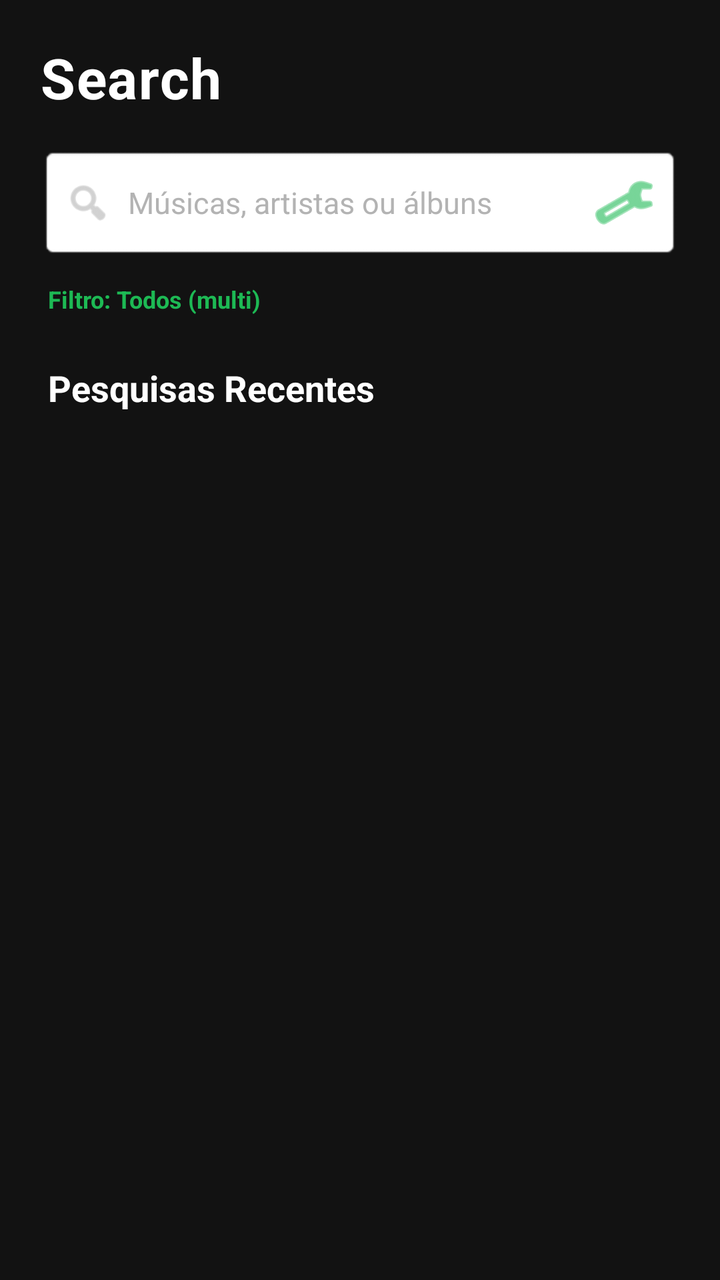
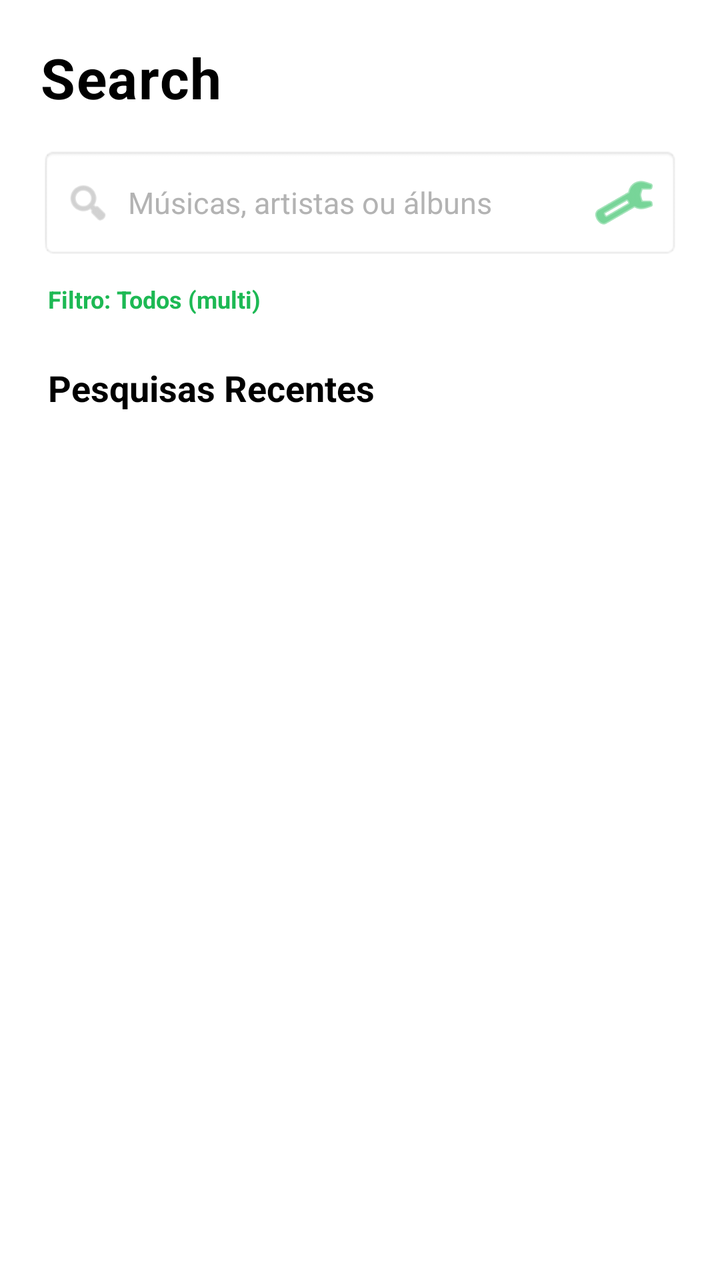

Before-and-after screenshots of an Android layout around one commit, followed by the original layout XML and the change that was made.
<!-- AndroidManifest.xml: application theme Theme.DSSMV_ProjectDroid_1230628_1222027 -->
<!-- res/layout/activity_search.xml -->
<?xml version="1.0" encoding="utf-8"?>
<LinearLayout xmlns:android="http://schemas.android.com/apk/res/android"
              xmlns:app="http://schemas.android.com/apk/res-auto"
              android:id="@+id/main_search"
              android:layout_width="match_parent"
              android:layout_height="match_parent"
              android:background="#121212"
              android:orientation="vertical"
              android:padding="20dp">

    <TextView
            android:layout_width="wrap_content"
            android:layout_height="wrap_content"
            android:layout_marginBottom="16dp"
            android:letterSpacing="0.02"
            android:text="Search"
            android:textColor="#FFFFFF"
            android:textSize="28sp"
            android:textStyle="bold" />

    <LinearLayout
            android:layout_width="match_parent"
            android:layout_height="wrap_content"
            android:layout_marginBottom="12dp"
            android:background="@android:drawable/editbox_background"
            android:gravity="center_vertical"
            android:orientation="horizontal"
            android:paddingStart="12dp"
            android:paddingTop="4dp"
            android:paddingEnd="8dp"
            android:paddingBottom="4dp">

        <ImageView
                android:layout_width="24dp"
                android:layout_height="24dp"
                android:contentDescription="Search Icon"
                android:src="@android:drawable/ic_menu_search"
                app:tint="#B3B3B3" />

        <EditText
                android:id="@+id/etSearchQuery"
                android:layout_width="0dp"
                android:layout_height="48dp"
                android:layout_weight="1"
                android:background="@null"
                android:hint="Músicas, artistas ou álbuns"
                android:imeOptions="actionSearch"
                android:inputType="text"
                android:maxLines="1"
                android:paddingStart="8dp"
                android:paddingEnd="8dp"
                android:textColor="#FFFFFF"
                android:textColorHint="#B3B3B3"
                android:textSize="15sp" />

        <ImageButton
                android:id="@+id/btnFilter"
                android:layout_width="40dp"
                android:layout_height="40dp"
                android:background="?attr/selectableItemBackgroundBorderless"
                android:contentDescription="Filtro de Pesquisa"
                android:src="@android:drawable/ic_menu_manage"
                app:tint="#1DB954" />
    </LinearLayout>

    <TextView
            android:id="@+id/txtCurrentFilter"
            android:layout_width="wrap_content"
            android:layout_height="wrap_content"
            android:layout_marginStart="4dp"
            android:layout_marginBottom="24dp"
            android:text="Filtro: Todos (multi)"
            android:textColor="#1DB954"
            android:textSize="12sp"
            android:textStyle="bold" />

    <TextView
            android:layout_width="wrap_content"
            android:layout_height="wrap_content"
            android:layout_marginStart="4dp"
            android:layout_marginBottom="12dp"
            android:text="Pesquisas Recentes"
            android:textColor="#FFFFFF"
            android:textSize="18sp"
            android:textStyle="bold" />

    <ListView
            android:id="@+id/listSearchHistory"
            android:layout_width="match_parent"
            android:layout_height="match_parent"
            android:divider="#282828"
            android:dividerHeight="1dp"
            android:scrollbars="vertical" />

</LinearLayout>
<!-- resources referenced by this layout -->
<resources>
  <style name="Theme.DSSMV_ProjectDroid_1230628_1222027" parent="Base.Theme.DSSMV_ProjectDroid_1230628_1222027" />
  <style name="Base.Theme.DSSMV_ProjectDroid_1230628_1222027" parent="Theme.Material3.DayNight.NoActionBar">
          
          
      </style>
</resources>

<!-- the commit's change to res/layout/activity_search.xml (unified diff, before → after) -->
@@ -4,7 +4,7 @@
               android:id="@+id/main_search"
               android:layout_width="match_parent"
               android:layout_height="match_parent"
-              android:background="#121212"
+              android:background="@color/background_color"
               android:orientation="vertical"
               android:padding="20dp">
 
@@ -14,7 +14,7 @@
             android:layout_marginBottom="16dp"
             android:letterSpacing="0.02"
             android:text="Search"
-            android:textColor="#FFFFFF"
+            android:textColor="@color/text_color"
             android:textSize="28sp"
             android:textStyle="bold" />
 
@@ -49,7 +49,7 @@
                 android:maxLines="1"
                 android:paddingStart="8dp"
                 android:paddingEnd="8dp"
-                android:textColor="#FFFFFF"
+                android:textColor="@color/text_color"
                 android:textColorHint="#B3B3B3"
                 android:textSize="15sp" />
 
@@ -80,7 +80,7 @@
             android:layout_marginStart="4dp"
             android:layout_marginBottom="12dp"
             android:text="Pesquisas Recentes"
-            android:textColor="#FFFFFF"
+            android:textColor="@color/text_color"
             android:textSize="18sp"
             android:textStyle="bold" />
 
<!-- resource entries referenced after the edit -->
@@ -1,5 +1,7 @@
 <!-- resources referenced by this layout -->
 <resources>
+  <color name="background_color">#FFFFFF</color>
+  <color name="text_color">#000000</color>
   <style name="Theme.DSSMV_ProjectDroid_1230628_1222027" parent="Base.Theme.DSSMV_ProjectDroid_1230628_1222027" />
   <style name="Base.Theme.DSSMV_ProjectDroid_1230628_1222027" parent="Theme.Material3.DayNight.NoActionBar">
           
